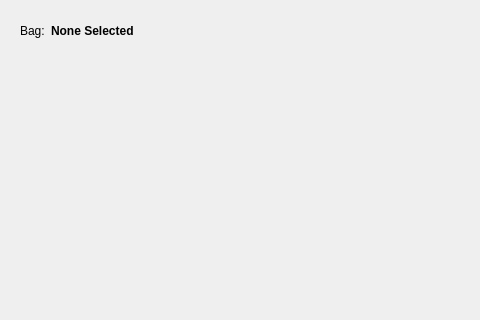
Qt form src/qgisros/ui/bagfile_dialog.ui (locusrobotics/qgis_ros) before a commit; both pictures show x 0 to 480 and y 0 to 320 of the 1200 by 1000 pixel window.
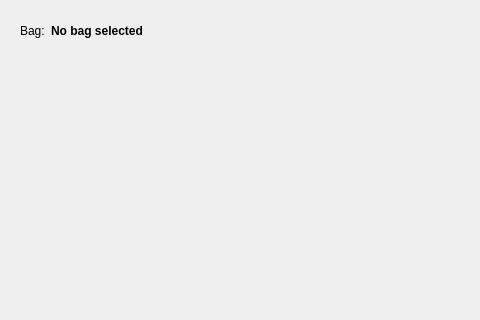
The same form after that commit. Custom widgets are drawn as their Qt base class.

```diff
--- a/src/qgisros/ui/bagfile_dialog.ui
+++ b/src/qgisros/ui/bagfile_dialog.ui
@@ -39,7 +39,7 @@
          </font>
         </property>
         <property name="text">
-         <string>None Selected</string>
+         <string>No bag selected</string>
         </property>
        </widget>
       </item>
```
